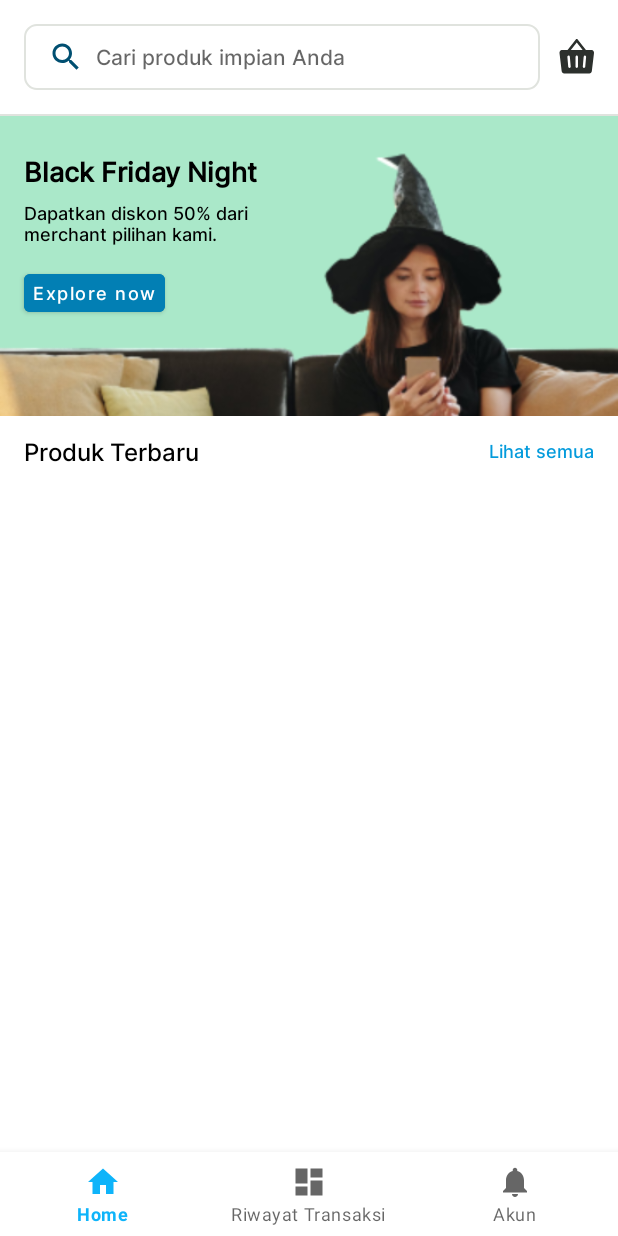
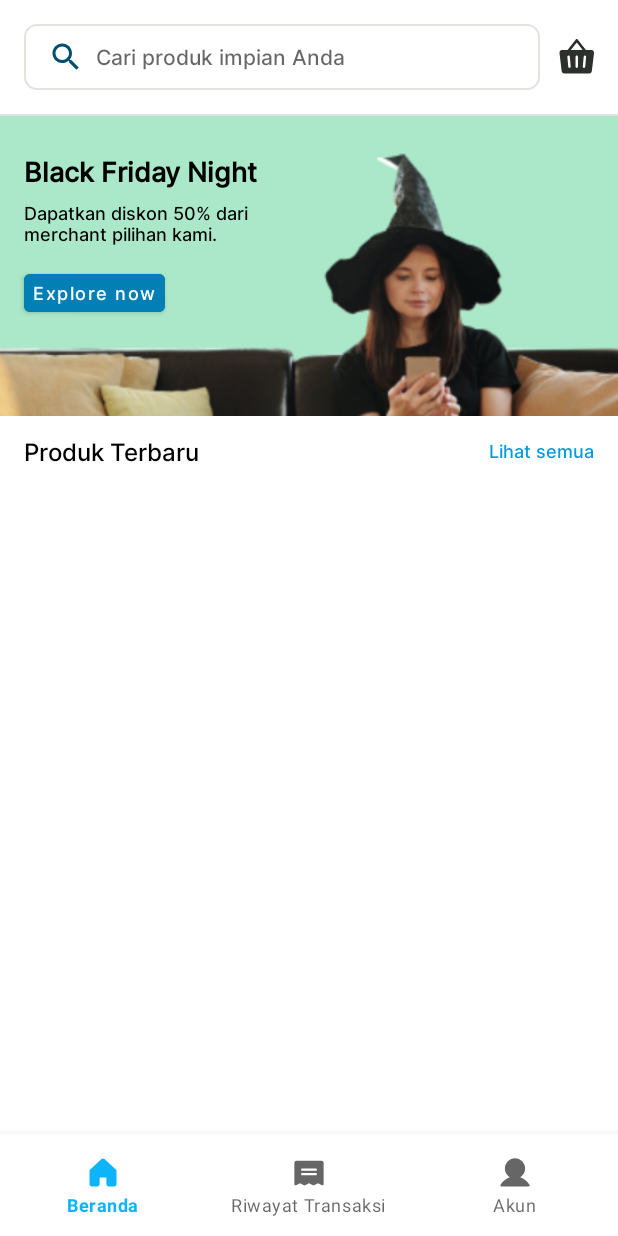
Before and after one commit to sonyadriko/BatamaApp-OnlineStore, an Android app: the MainActivity screen opened directly, with no data from a screen before it, on a phone screen of 412 x 824 dp. Run offline under Robolectric (Android 15) with nearby library versions, the phone set to English and light mode, and no system bars; our stand-ins replace Firebase (no records; nobody signed in at launch, a user with empty details on screens opened directly), Timber; libraries missing offline, so code that uses them is left out: com.midtrans.sdk; pictures from the network do not load; 1 statement that could not run was skipped.

Commit message:
update : change bottom sheet icon

```diff
--- /dev/null
+++ b/mobile/app/src/main/res/drawable/ic_akun.xml
@@ -0,0 +1,9 @@
+<vector xmlns:android="http://schemas.android.com/apk/res/android"
+    android:width="24dp"
+    android:height="24dp"
+    android:viewportWidth="24"
+    android:viewportHeight="24">
+  <path
+      android:pathData="M21.65,20.625C21.584,20.739 21.489,20.834 21.375,20.9C21.261,20.965 21.132,21 21,21H3C2.869,21 2.739,20.965 2.625,20.899C2.512,20.833 2.417,20.739 2.351,20.625C2.286,20.511 2.251,20.382 2.251,20.25C2.251,20.118 2.286,19.989 2.351,19.875C3.779,17.407 5.98,15.637 8.547,14.798C7.277,14.042 6.29,12.889 5.738,11.518C5.186,10.147 5.1,8.632 5.492,7.207C5.884,5.782 6.733,4.525 7.909,3.629C9.085,2.733 10.522,2.248 12,2.248C13.478,2.248 14.916,2.733 16.091,3.629C17.267,4.525 18.116,5.782 18.508,7.207C18.9,8.632 18.814,10.147 18.262,11.518C17.71,12.889 16.723,14.042 15.453,14.798C18.021,15.637 20.221,17.407 21.649,19.875C21.715,19.989 21.75,20.118 21.75,20.25C21.75,20.382 21.716,20.511 21.65,20.625Z"
+      android:fillColor="#AAADA9"/>
+</vector>
--- /dev/null
+++ b/mobile/app/src/main/res/drawable/ic_home.xml
@@ -0,0 +1,9 @@
+<vector xmlns:android="http://schemas.android.com/apk/res/android"
+    android:width="24dp"
+    android:height="24dp"
+    android:viewportWidth="24"
+    android:viewportHeight="24">
+  <path
+      android:pathData="M21,10.833V19.5C21,19.898 20.842,20.279 20.561,20.56C20.279,20.842 19.898,21 19.5,21H15.75C15.352,21 14.971,20.842 14.689,20.56C14.408,20.279 14.25,19.898 14.25,19.5V15.75C14.25,15.551 14.171,15.36 14.03,15.219C13.89,15.079 13.699,15 13.5,15H10.5C10.301,15 10.11,15.079 9.97,15.219C9.829,15.36 9.75,15.551 9.75,15.75V19.5C9.75,19.898 9.592,20.279 9.311,20.56C9.029,20.842 8.648,21 8.25,21H4.5C4.102,21 3.721,20.842 3.439,20.56C3.158,20.279 3,19.898 3,19.5V10.833C3,10.625 3.043,10.42 3.126,10.23C3.21,10.04 3.332,9.869 3.485,9.728L10.985,2.652L10.995,2.642C11.271,2.391 11.631,2.251 12.004,2.251C12.377,2.251 12.737,2.391 13.013,2.642C13.017,2.645 13.02,2.649 13.024,2.652L20.524,9.728C20.675,9.87 20.795,10.041 20.877,10.231C20.959,10.421 21.001,10.626 21,10.833Z"
+      android:fillColor="#0EB4FA"/>
+</vector>
--- /dev/null
+++ b/mobile/app/src/main/res/drawable/ic_trx.xml
@@ -0,0 +1,9 @@
+<vector xmlns:android="http://schemas.android.com/apk/res/android"
+    android:width="24dp"
+    android:height="24dp"
+    android:viewportWidth="24"
+    android:viewportHeight="24">
+  <path
+      android:pathData="M20.25,3.75H3.75C3.352,3.75 2.971,3.908 2.689,4.189C2.408,4.471 2.25,4.852 2.25,5.25V19.5C2.25,19.628 2.283,19.753 2.345,19.865C2.407,19.977 2.497,20.071 2.606,20.138C2.715,20.205 2.839,20.243 2.967,20.249C3.094,20.255 3.221,20.228 3.336,20.17L6,18.838L8.664,20.17C8.769,20.222 8.883,20.25 9,20.25C9.117,20.25 9.231,20.222 9.336,20.17L12,18.838L14.664,20.17C14.769,20.222 14.884,20.25 15,20.25C15.116,20.25 15.231,20.222 15.336,20.17L18,18.838L20.664,20.17C20.779,20.228 20.906,20.255 21.033,20.249C21.161,20.243 21.285,20.205 21.394,20.138C21.503,20.071 21.593,19.977 21.655,19.865C21.717,19.753 21.75,19.628 21.75,19.5V5.25C21.75,4.852 21.592,4.471 21.311,4.189C21.029,3.908 20.648,3.75 20.25,3.75ZM16.5,13.5H7.5C7.301,13.5 7.11,13.421 6.97,13.28C6.829,13.14 6.75,12.949 6.75,12.75C6.75,12.551 6.829,12.36 6.97,12.22C7.11,12.079 7.301,12 7.5,12H16.5C16.699,12 16.89,12.079 17.03,12.22C17.171,12.36 17.25,12.551 17.25,12.75C17.25,12.949 17.171,13.14 17.03,13.28C16.89,13.421 16.699,13.5 16.5,13.5ZM16.5,10.5H7.5C7.301,10.5 7.11,10.421 6.97,10.28C6.829,10.14 6.75,9.949 6.75,9.75C6.75,9.551 6.829,9.36 6.97,9.22C7.11,9.079 7.301,9 7.5,9H16.5C16.699,9 16.89,9.079 17.03,9.22C17.171,9.36 17.25,9.551 17.25,9.75C17.25,9.949 17.171,10.14 17.03,10.28C16.89,10.421 16.699,10.5 16.5,10.5Z"
+      android:fillColor="#AAADA9"/>
+</vector>
--- a/mobile/app/src/main/res/layout/activity_main.xml
+++ b/mobile/app/src/main/res/layout/activity_main.xml
@@ -21,6 +21,8 @@
         android:layout_height="wrap_content"
         android:layout_alignParentBottom="true"
         android:background="?android:attr/windowBackground"
+        android:paddingBottom="@dimen/small_space_6"
+        android:paddingTop="@dimen/small_space_6"
         app:menu="@menu/bottom_nav_menu" />
 
 </RelativeLayout>
--- a/mobile/app/src/main/res/menu/bottom_nav_menu.xml
+++ b/mobile/app/src/main/res/menu/bottom_nav_menu.xml
@@ -1,19 +1,21 @@
 <?xml version="1.0" encoding="utf-8"?>
-<menu xmlns:android="http://schemas.android.com/apk/res/android">
+<menu xmlns:android="http://schemas.android.com/apk/res/android"
+    xmlns:app="http://schemas.android.com/apk/res-auto">
 
     <item
         android:id="@+id/navigation_home"
-        android:icon="@drawable/ic_home_black_24dp"
-        android:title="@string/title_home"/>
+        android:icon="@drawable/ic_home"
+        android:title="Beranda"
+        app:iconTint="#AAADA9" />
 
     <item
         android:id="@+id/navigation_riwayattransaksi"
-        android:icon="@drawable/ic_dashboard_black_24dp"
+        android:icon="@drawable/ic_trx"
         android:title="Riwayat Transaksi"/>
 
     <item
         android:id="@+id/navigation_akun"
-        android:icon="@drawable/ic_notifications_black_24dp"
+        android:icon="@drawable/ic_akun"
         android:title="Akun"/>
 
 </menu>
```
